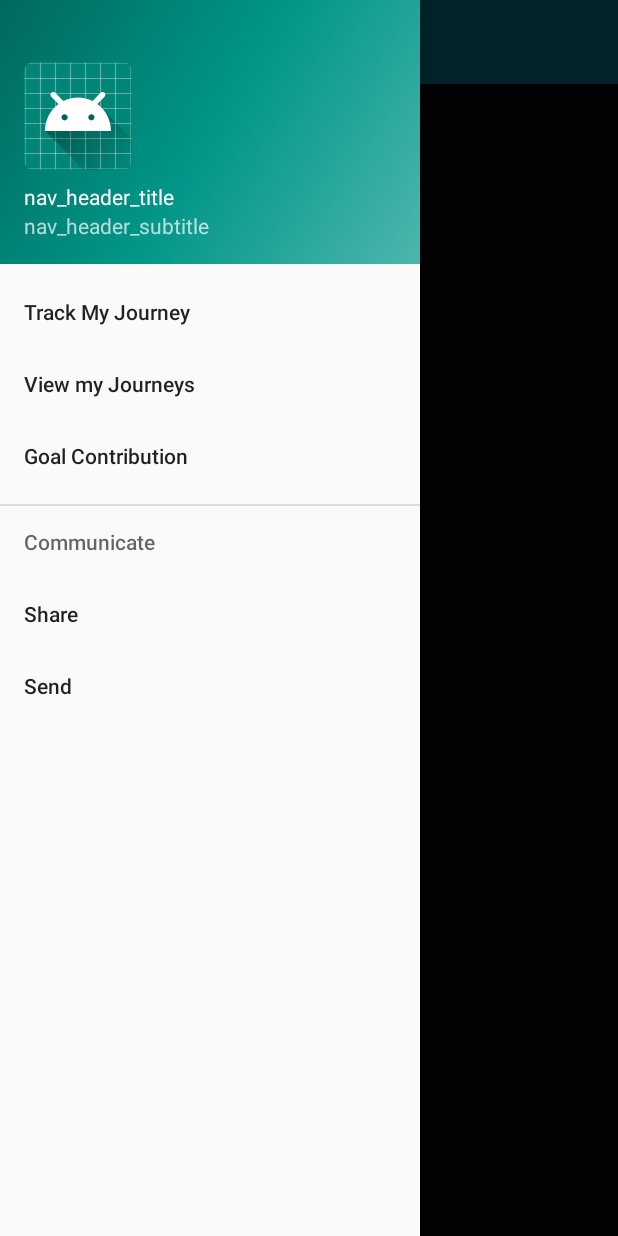
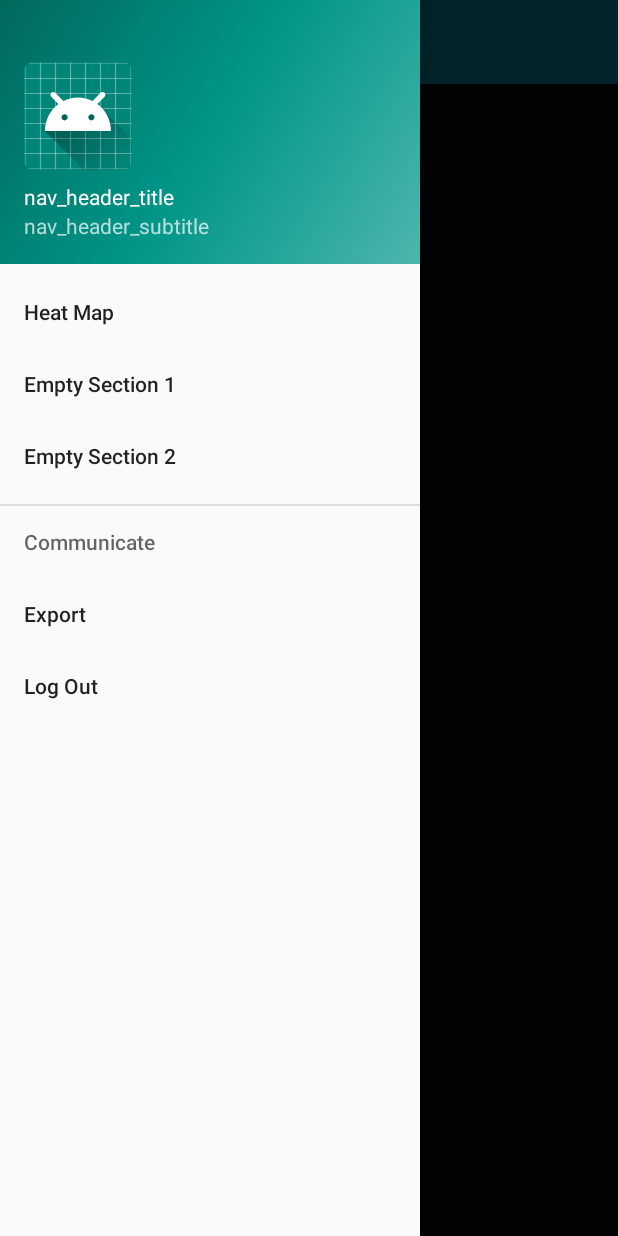
Before and after one commit to Jamachi-Udokporo-NSA/Cycling, an Android app: the screen it shows after launch (MainActivity), with the side drawer open, on a phone screen of 412 x 824 dp. Run offline under Robolectric (Android 15) with nearby library versions, the phone set to English and light mode, and no system bars.

Commit message:
make nav drawer options relevent

```diff
--- a/Admin App/app/src/main/java/com/nsa/adminapp/HomePage.java
+++ b/Admin App/app/src/main/java/com/nsa/adminapp/HomePage.java
@@ -27,6 +27,7 @@ public class HomePage extends Fragment {
 
 
 
+
     }
     @Override
     public View onCreateView(LayoutInflater inflater, ViewGroup container,
--- a/Admin App/app/src/main/res/menu/activity_main_drawer.xml
+++ b/Admin App/app/src/main/res/menu/activity_main_drawer.xml
@@ -6,13 +6,13 @@
     <group android:checkableBehavior="single">
         <item
             android:id="@+id/nav_track_my_journey"
-            android:title="Track My Journey" />
+            android:title="Heat Map" />
         <item
             android:id="@+id/nav_view_my_journeys"
-            android:title="View my Journeys" />
+            android:title="Empty Section 1" />
         <item
             android:id="@+id/nav_goal_contribution"
-            android:title="Goal Contribution" />
+            android:title="Empty Section 2" />
 
     </group>
 
@@ -20,10 +20,10 @@
         <menu>
             <item
                 android:id="@+id/nav_share"
-                android:title="Share" />
+                android:title="Export" />
             <item
                 android:id="@+id/nav_send"
-                android:title="Send" />
+                android:title="Log Out" />
         </menu>
     </item>
 
```
